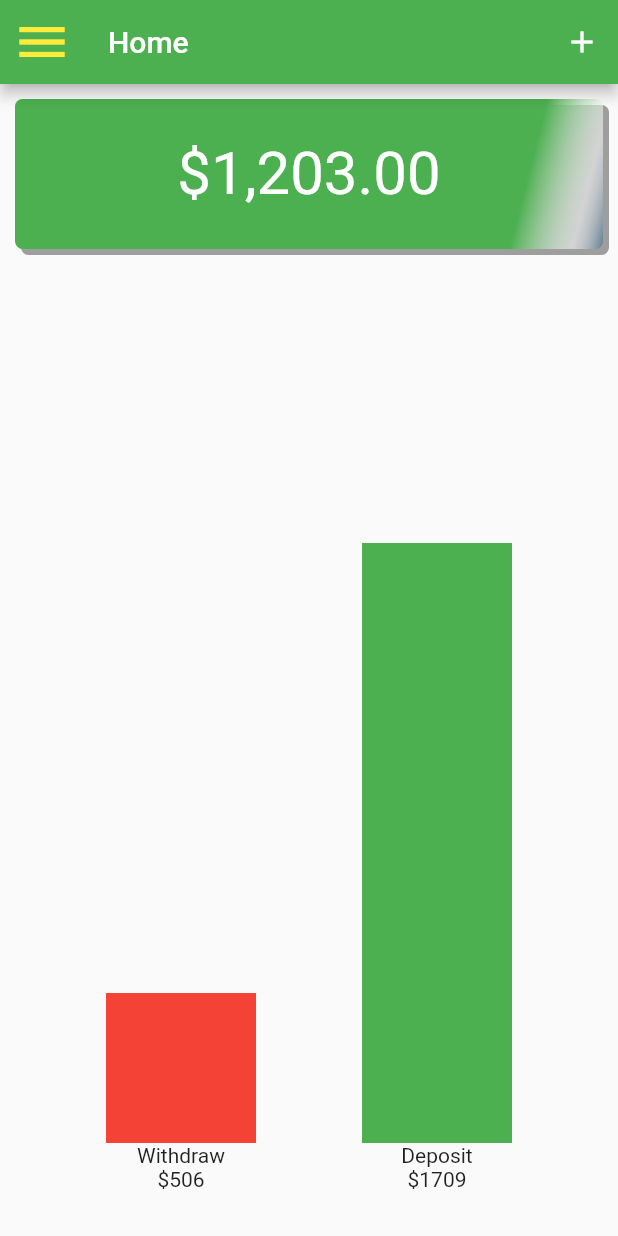
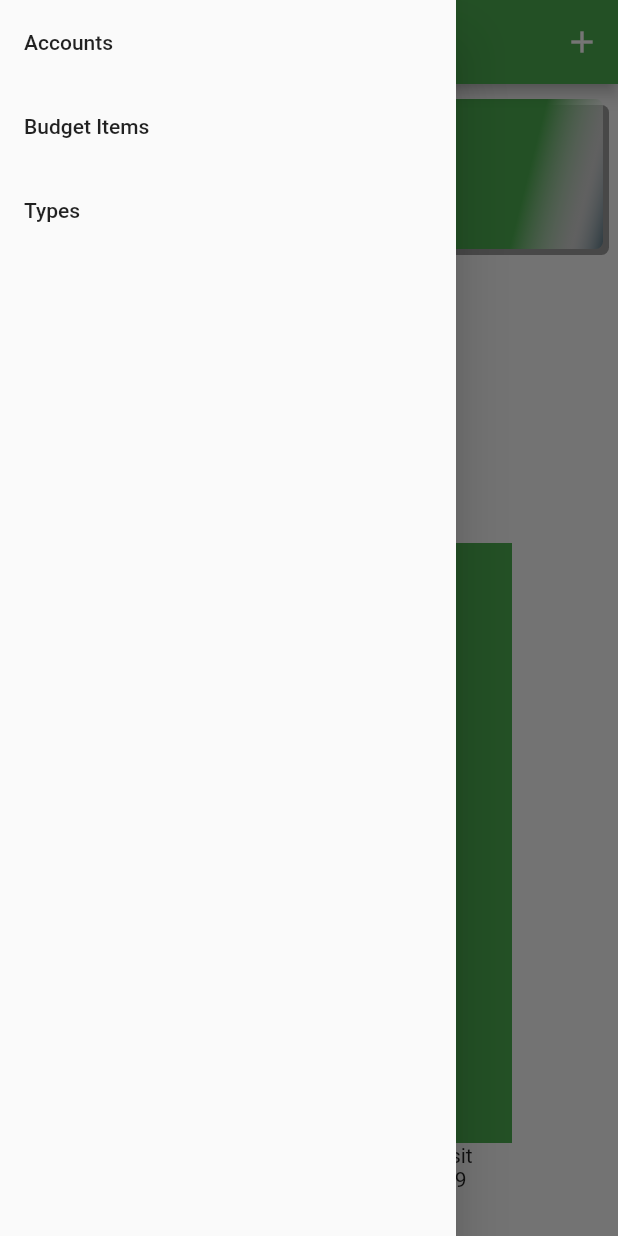
Before and after one commit to cornell19/spend_tracker, a Flutter app: the HomePage screen opened directly, with the side drawer open (before the commit the screen has no drawer), on a phone screen of 412 x 824 dp. Run offline on Flutter 3.47's test engine with Material 2 defaults, Android fonts, the phone set to English and light mode, and no system bars.

Commit message:
unit 4 module 5 final

```diff
--- a/lib/application.dart
+++ b/lib/application.dart
@@ -1,5 +1,5 @@
 import 'package:flutter/material.dart';
-import 'package:spend_tracker/pages/index.dart';
+import 'package:spend_tracker/routes.dart';
 
 class Application extends StatelessWidget {
   @override
@@ -9,6 +9,7 @@ class Application extends StatelessWidget {
         theme: ThemeData(
           primarySwatch: Colors.green,
         ),
-        home: AccountsPage());
+        initialRoute: '/',
+        routes: routes);
   }
 }
--- a/lib/pages/home/home_page.dart
+++ b/lib/pages/home/home_page.dart
@@ -1,4 +1,5 @@
 import 'package:flutter/material.dart';
+import 'package:spend_tracker/pages/home/widgets/menu.dart';
 
 class HomePage extends StatelessWidget {
   @override
@@ -6,11 +7,6 @@ class HomePage extends StatelessWidget {
     var amount = '1,203.00';
     return Scaffold(
       appBar: AppBar(
-        leading: Icon(
-          Icons.menu,
-          size: 40,
-          color: Colors.yellow,
-        ),
         title: const Text('Home'),
         actions: <Widget>[
           IconButton(
@@ -20,6 +16,7 @@ class HomePage extends StatelessWidget {
           )
         ],
       ),
+      drawer: Menu(),
       body: Column(
         crossAxisAlignment: CrossAxisAlignment.stretch,
         children: <Widget>[
--- /dev/null
+++ b/lib/pages/home/widgets/menu.dart
@@ -0,0 +1,25 @@
+import 'package:flutter/material.dart';
+
+class Menu extends StatelessWidget {
+  @override
+  Widget build(BuildContext context) {
+    return Drawer(
+      child: Column(
+        children: <Widget>[
+          ListTile(
+            title: const Text('Accounts'),
+            onTap: () => Navigator.of(context).pushNamed('/accounts'),
+          ),
+          ListTile(
+            title: const Text('Budget Items'),
+            onTap: () => Navigator.of(context).pushNamed('/items'),
+          ),
+          ListTile(
+            title: const Text('Types'),
+            onTap: () => Navigator.of(context).pushNamed('/types'),
+          ),
+        ],
+      ),
+    );
+  }
+}
--- /dev/null
+++ b/lib/routes.dart
@@ -0,0 +1,9 @@
+import 'package:flutter/material.dart';
+import 'package:spend_tracker/pages/index.dart';
+
+final routes = {
+  '/': (BuildContext context) => HomePage(),
+  '/accounts': (BuildContext context) => AccountsPage(),
+  '/items': (BuildContext context) => ItemsPage(),
+  '/types': (BuildContext context) => TypesPage(),
+};
```
